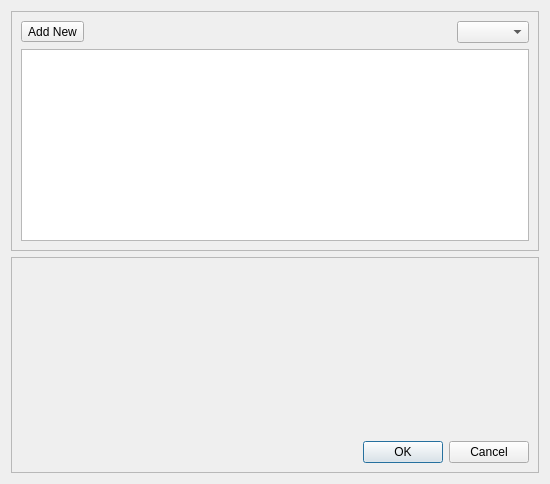
This is kde/disk-manager/manager/ui/main.ui in pars-linux/uludag as Qt 5 draws it before an edit. The edited form follows.
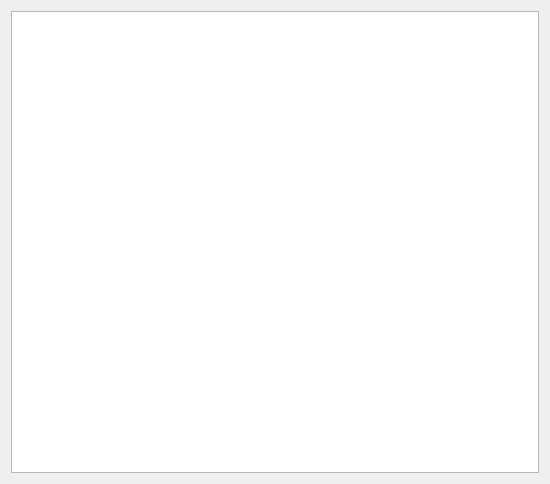
This is the edited form. Custom widgets are drawn as their Qt base class.

Commit message: - Huge cleanup - Use pardus.diskutils to get system partitions - Hide swap partitions - Cleanup UI

The edit to the form file:
```diff
--- a/kde/disk-manager/manager/ui/main.ui
+++ b/kde/disk-manager/manager/ui/main.ui
@@ -15,124 +15,10 @@
   </property>
   <layout class="QVBoxLayout" name="verticalLayout">
    <item>
-    <widget class="QFrame" name="frameList">
-     <property name="frameShape">
-      <enum>QFrame::StyledPanel</enum>
-     </property>
-     <property name="frameShadow">
-      <enum>QFrame::Raised</enum>
-     </property>
-     <layout class="QGridLayout" name="gridLayout_2">
-      <item row="0" column="0">
-       <layout class="QHBoxLayout" name="horizontalLayout_3">
-        <item>
-         <widget class="QToolButton" name="pushNew">
-          <property name="text">
-           <string>Add New</string>
-          </property>
-          <property name="popupMode">
-           <enum>QToolButton::InstantPopup</enum>
-          </property>
-          <property name="toolButtonStyle">
-           <enum>Qt::ToolButtonTextBesideIcon</enum>
-          </property>
-          <property name="arrowType">
-           <enum>Qt::NoArrow</enum>
-          </property>
-         </widget>
-        </item>
-        <item>
-         <spacer name="horizontalSpacer_2">
-          <property name="orientation">
-           <enum>Qt::Horizontal</enum>
-          </property>
-          <property name="sizeHint" stdset="0">
-           <size>
-            <width>40</width>
-            <height>20</height>
-           </size>
-          </property>
-         </spacer>
-        </item>
-        <item>
-         <widget class="KComboBox" name="comboFilter"/>
-        </item>
-       </layout>
-      </item>
-      <item row="1" column="0">
-       <widget class="QListWidget" name="listItems"/>
-      </item>
-     </layout>
-    </widget>
-   </item>
-   <item>
-    <widget class="QFrame" name="frameEdit">
-     <property name="frameShape">
-      <enum>QFrame::StyledPanel</enum>
-     </property>
-     <property name="frameShadow">
-      <enum>QFrame::Raised</enum>
-     </property>
-     <layout class="QGridLayout" name="gridLayout_3">
-      <item row="1" column="0">
-       <widget class="QDialogButtonBox" name="buttonBox">
-        <property name="standardButtons">
-         <set>QDialogButtonBox::Cancel|QDialogButtonBox::Ok</set>
-        </property>
-       </widget>
-      </item>
-      <item row="0" column="0">
-       <widget class="QScrollArea" name="scrollWidget">
-        <property name="frameShape">
-         <enum>QFrame::NoFrame</enum>
-        </property>
-        <property name="frameShadow">
-         <enum>QFrame::Plain</enum>
-        </property>
-        <property name="widgetResizable">
-         <bool>true</bool>
-        </property>
-        <widget class="QWidget" name="scrollAreaWidgetContents">
-         <property name="geometry">
-          <rect>
-           <x>0</x>
-           <y>0</y>
-           <width>528</width>
-           <height>192</height>
-          </rect>
-         </property>
-         <layout class="QGridLayout" name="gridLayout">
-          <item row="0" column="0">
-           <widget class="QFrame" name="frameWidget">
-            <property name="frameShape">
-             <enum>QFrame::NoFrame</enum>
-            </property>
-            <property name="frameShadow">
-             <enum>QFrame::Raised</enum>
-            </property>
-           </widget>
-          </item>
-         </layout>
-        </widget>
-       </widget>
-      </item>
-     </layout>
-    </widget>
+    <widget class="QListWidget" name="listItems"/>
    </item>
   </layout>
  </widget>
- <customwidgets>
-  <customwidget>
-   <class>KComboBox</class>
-   <extends>QComboBox</extends>
-   <header>kcombobox.h</header>
-  </customwidget>
- </customwidgets>
- <tabstops>
-  <tabstop>comboFilter</tabstop>
-  <tabstop>listItems</tabstop>
-  <tabstop>buttonBox</tabstop>
- </tabstops>
  <resources/>
  <connections/>
 </ui>
```
The commit also changes 3 other files.
